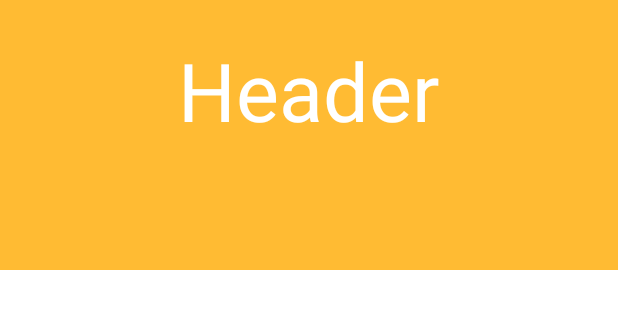
After one commit to npogoncuk/ViewsAndLayouts2, an Android app: the layout navigation_view_header.xml on its own in the app's theme, with its tools: preview values and no code run, on a phone screen of 412 x 824 dp. The commit adds this screen. Shown: the top 309 px of the screen. Run offline under Robolectric (Android 15) with nearby library versions, the phone set to English and light mode, and no system bars.

Commit message:
Created NavigationView

```diff
--- a/app/src/main/java/com/example/viewsandlayouts2/MainActivity.kt
+++ b/app/src/main/java/com/example/viewsandlayouts2/MainActivity.kt
@@ -6,6 +6,6 @@ import android.os.Bundle
 class MainActivity : AppCompatActivity() {
     override fun onCreate(savedInstanceState: Bundle?) {
         super.onCreate(savedInstanceState)
-        setContentView(R.layout.activity_main)
+        setContentView(R.layout.activity_main_nav_view)
     }
 }
--- /dev/null
+++ b/app/src/main/res/layout/navigation_view_header.xml
@@ -0,0 +1,18 @@
+<?xml version="1.0" encoding="utf-8"?>
+<LinearLayout xmlns:android="http://schemas.android.com/apk/res/android"
+    android:orientation="vertical"
+    android:layout_width="match_parent"
+    android:background="@android:color/holo_orange_light"
+    android:layout_height="180dp">
+
+    <TextView
+        android:layout_width="wrap_content"
+        android:layout_height="wrap_content"
+        android:layout_gravity="center_horizontal"
+        android:layout_margin="24dp"
+        android:text="@string/header"
+        android:textSize="54sp"
+        style="@style/TextAppearance.AppCompat.Headline"
+        android:textColor="@color/white" />
+
+</LinearLayout>
--- a/app/src/main/res/values/strings.xml
+++ b/app/src/main/res/values/strings.xml
@@ -1,3 +1,7 @@
 <resources>
     <string name="app_name">ViewsAndLayouts2</string>
+    <string name="viewpager">ViewPager</string>
+    <string name="webview">WebView</string>
+    <string name="recyclerview">RecyclerView</string>
+    <string name="header">Header</string>
 </resources>
```
Also changed, not shown: app/src/main/res/layout/activity_main_nav_view.xml (added, +19 -0 lines), app/src/main/res/menu/nav_view_menu.xml (added, +13 -0 lines).
